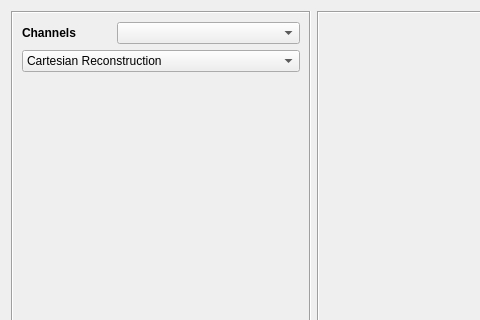
Above: share/python/gui/ui/QReconstructionOptions.ui from JEMRIS/jemris before the change; both pictures show x 0 to 480 and y 0 to 320 of the 797 by 621 pixel window. Below: the same form after it.
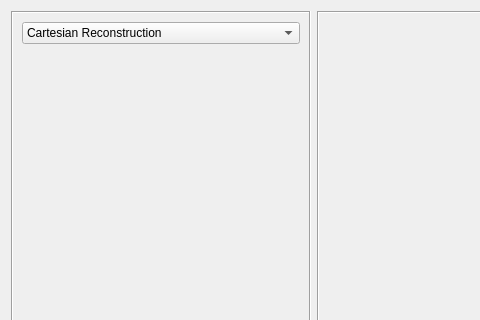
That is the form after the change.

Commit message: Simplified reconstruction UI and options. Instead of allowing channel-wise and SOS recon to be performed individually, it now performs all recons and then concatenates the results along the 4th dimension. The volume slicer can then be used to go through the different recons.

```diff
--- a/share/python/gui/ui/QReconstructionOptions.ui
+++ b/share/python/gui/ui/QReconstructionOptions.ui
@@ -29,14 +29,7 @@
       <enum>QFrame::Sunken</enum>
      </property>
      <layout class="QGridLayout" name="gridLayout">
-      <item row="0" column="0">
-       <widget class="QLabel" name="channelLabel">
-        <property name="text">
-         <string>&lt;html&gt;&lt;head/&gt;&lt;body&gt;&lt;p&gt;&lt;span style=&quot; font-weight:600;&quot;&gt;Channels&lt;/span&gt;&lt;/p&gt;&lt;/body&gt;&lt;/html&gt;</string>
-        </property>
-       </widget>
-      </item>
-      <item row="3" column="0" colspan="3">
+      <item row="2" column="0" colspan="2">
        <widget class="QStackedWidget" name="stackedWidget">
         <property name="currentIndex">
          <number>0</number>
@@ -109,14 +102,14 @@
         </widget>
        </widget>
       </item>
-      <item row="4" column="0" colspan="3">
+      <item row="3" column="0" colspan="2">
        <widget class="QPushButton" name="reconstructionButton">
         <property name="text">
          <string>Do Reconstruction</string>
         </property>
        </widget>
       </item>
-      <item row="1" column="0" colspan="3">
+      <item row="0" column="0" colspan="2">
        <widget class="QComboBox" name="reconstructionBox">
         <property name="styleSheet">
          <string notr="true"/>
@@ -128,9 +121,6 @@
         </item>
        </widget>
       </item>
-      <item row="0" column="1" colspan="2">
-       <widget class="QComboBox" name="channelBox"/>
-      </item>
      </layout>
     </widget>
    </item>
```
The commit also changes 2 other files.
